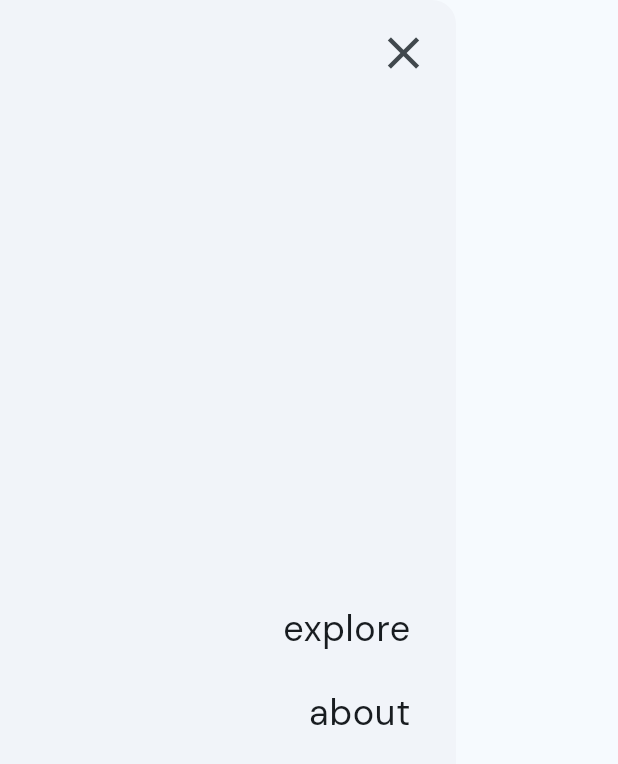
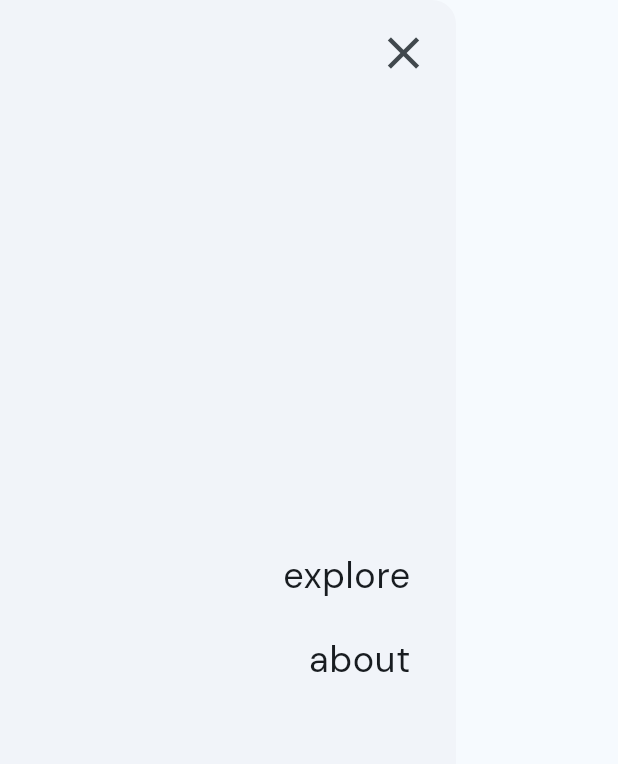
Before and after one commit to boyzwhocried/bwc_web1, a Flutter app: the MainDrawer widget shown alone on an empty page, opened directly, on a phone screen of 412 x 824 dp. Shown: the top 764 px of the screen. Run offline on Flutter 3.47's test engine with Material 2 defaults, Android fonts, the phone set to English and light mode, and no system bars; our stand-ins replace google_fonts.

Commit message:
more centered drawer list

```diff
--- a/lib/widgets/main_drawer.dart
+++ b/lib/widgets/main_drawer.dart
@@ -6,7 +6,7 @@ class MainDrawer extends StatelessWidget {
   @override
   Widget build(BuildContext context) {
     return Drawer(
-      child: Column(
+      child: Stack(
         children: [
           Padding(
             padding: const EdgeInsets.symmetric(horizontal: 10, vertical: 10),
@@ -26,6 +26,8 @@ class MainDrawer extends StatelessWidget {
               ],
             ),
           ),
+          Column(
+            children: [
               const Spacer(),
               SizedBox(
                 child: Column(
@@ -37,7 +39,8 @@ class MainDrawer extends StatelessWidget {
                         style: TextStyle(fontSize: 24),
                         textAlign: TextAlign.right,
                       ),
-                  contentPadding: const EdgeInsets.symmetric(horizontal: 30),
+                      contentPadding:
+                          const EdgeInsets.symmetric(horizontal: 30),
                     ),
                     ListTile(
                       onTap: () {},
@@ -46,7 +49,8 @@ class MainDrawer extends StatelessWidget {
                         style: TextStyle(fontSize: 24),
                         textAlign: TextAlign.right,
                       ),
-                  contentPadding: const EdgeInsets.symmetric(horizontal: 30),
+                      contentPadding:
+                          const EdgeInsets.symmetric(horizontal: 30),
                     ),
                   ],
                 ),
@@ -54,6 +58,8 @@ class MainDrawer extends StatelessWidget {
               const Spacer(),
             ],
           ),
+        ],
+      ),
     );
   }
 }
```
Lines whose indentation alone changed are shown as unchanged.
